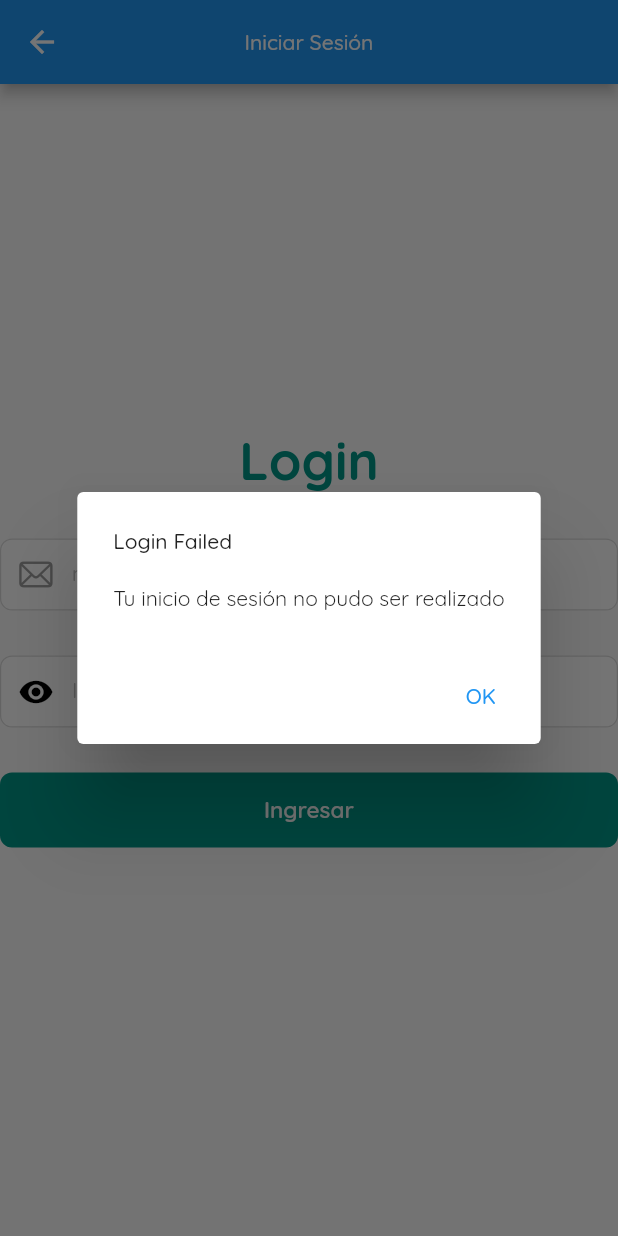
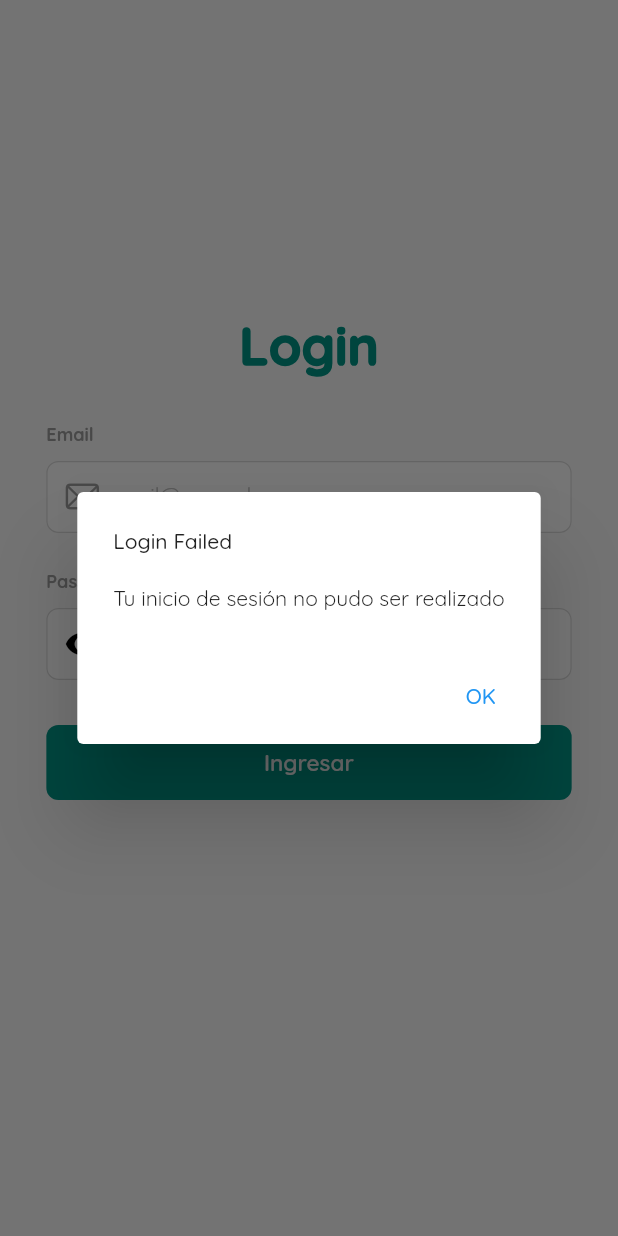
Before and after one commit to Christgrant98/ai-fish-aquarium, a Flutter app: the LoginPage screen opened by its route, after a tap on "Ingresar", on a phone screen of 412 x 824 dp. Run offline on Flutter 3.47's test engine with Material 2 defaults, Android fonts, the phone set to English and light mode, and no system bars; our stand-ins replace blurrycontainer, camera, carousel_slider, go_router, google_fonts, google_nav_bar and 3 more; missing offline and left inert: google_mlkit_image_labeling, langchain, langchain_openai; accounts and stored records are empty.

Commit message:
Login form created and class refacted

```diff
--- a/lib/src/pages/login_page.dart
+++ b/lib/src/pages/login_page.dart
@@ -1,106 +1,36 @@
 import 'package:flutter/material.dart';
-import 'package:go_router/go_router.dart';
-import 'package:login_flutter/src/database/database_helper.dart';
-import 'package:login_flutter/src/providers/user_provider.dart';
-import 'package:login_flutter/src/utils/verify_string.dart';
-import 'package:login_flutter/src/utils/widgets/custom_button.dart';
-import 'package:provider/provider.dart';
+import 'package:login_flutter/src/utils/forms/login_form.dart';
 
-import '../utils/widgets/email_form_field.dart';
-import '../utils/widgets/password_form_field.dart';
 import '../utils/widgets/text_view.dart';
 
 class LoginPage extends StatelessWidget {
-  final GlobalKey<FormState> _formKey = GlobalKey<FormState>();
-  final TextEditingController _emailController = TextEditingController();
-  final TextEditingController _passwordController = TextEditingController();
-  LoginPage({super.key});
+  const LoginPage({super.key});
 
   @override
   Widget build(BuildContext context) {
     return Scaffold(
-        appBar: AppBar(
-          title: const TextView(text: "Iniciar Sesión"),
-          centerTitle: true,
-        ),
-        body: Center(
-          child: SingleChildScrollView(
-            child: Column(
+        body: SafeArea(
+      child: SingleChildScrollView(
+        child: Center(
+          child: SizedBox(
+            height: MediaQuery.of(context).size.height * .9,
+            width: MediaQuery.of(context).size.width * .85,
+            child: const Column(
               mainAxisAlignment: MainAxisAlignment.center,
-              crossAxisAlignment: CrossAxisAlignment.center,
               children: [
-                const TextView(
+                TextView(
                   text: "Login",
                   fontSize: 35,
                   color: Colors.teal,
-                  fontWeight: FontWeight.bold,
+                  fontWeight: FontWeight.w900,
                 ),
-                Padding(
-                  padding: const EdgeInsets.symmetric(vertical: 30),
-                  child: Form(
-                    key: _formKey,
-                    child: Column(
-                      children: [
-                        EmailFormField(
-                          controller: _emailController,
-                        ),
-                        const SizedBox(height: 30.0),
-                        PasswordFormField(
-                          controller: _passwordController,
-                        ),
-                        const SizedBox(height: 30),
-                        CustomButton(
-                          onPressed: () {
-                            if (_formKey.currentState!.validate()) {
-                              UserRepository userRepository = UserRepository();
-                              userRepository
-                                  .selectUserFromCredentials(
-                                      mail: _emailController.text,
-                                      password: _passwordController.text)
-                                  .then((user) {
-                                if (user != null) {
-                                  final userProvider =
-                                      Provider.of<UserProvider>(context,
-                                          listen: false);
-                                  userProvider.setUser(user);
-                                  context.go("/home_view");
-                                } else {
-                                  _showFailureDialog(context);
-                                }
-                              });
-                            }
-                          },
-                          color: Colors.teal,
-                          text: "Ingresar",
-                        )
-                      ],
-                    ),
-                  ),
-                )
+                SizedBox(height: 30),
+                LoginForm()
               ],
             ),
           ),
-        ));
-  }
-
-  void _showFailureDialog(BuildContext context) {
-    showDialog(
-      context: context,
-      builder: (BuildContext context) {
-        return AlertDialog(
-          title: const TextView(text: "Login Failed"),
-          content:
-              const TextView(text: "Tu inicio de sesión no pudo ser realizado"),
-          actions: <Widget>[
-            TextButton(
-              child: const TextView(text: "OK"),
-              onPressed: () {
-                Navigator.of(context).pop(); // Close the dialog
-              },
-            ),
-          ],
-        );
-      },
-    );
+        ),
+      ),
+    ));
   }
 }
--- /dev/null
+++ b/lib/src/utils/forms/login_form.dart
@@ -0,0 +1,77 @@
+import 'package:flutter/material.dart';
+import 'package:go_router/go_router.dart';
+import 'package:login_flutter/src/database/database_helper.dart';
+import 'package:login_flutter/src/providers/user_provider.dart';
+import 'package:login_flutter/src/utils/widgets/custom_button.dart';
+import 'package:login_flutter/src/utils/widgets/email_form_field.dart';
+import 'package:login_flutter/src/utils/widgets/password_form_field.dart';
+import 'package:login_flutter/src/utils/widgets/text_view.dart';
+import 'package:provider/provider.dart';
+
+class LoginForm extends StatelessWidget {
+  const LoginForm({
+    super.key,
+  });
+
+  @override
+  Widget build(BuildContext context) {
+    final GlobalKey<FormState> formKey = GlobalKey<FormState>();
+    final TextEditingController emailController = TextEditingController();
+    final TextEditingController passwordController = TextEditingController();
+    return Form(
+      key: formKey,
+      child: Column(
+        children: [
+          EmailFormField(controller: emailController),
+          const SizedBox(height: 25),
+          PasswordFormField(controller: passwordController),
+          const SizedBox(height: 30),
+          CustomButton(
+            onPressed: () {
+              if (formKey.currentState!.validate()) {
+                UserRepository userRepository = UserRepository();
+                userRepository
+                    .selectUserFromCredentials(
+                        mail: emailController.text,
+                        password: passwordController.text)
+                    .then((user) {
+                  if (user != null) {
+                    final userProvider =
+                        Provider.of<UserProvider>(context, listen: false);
+                    userProvider.setUser(user);
+                    context.go("/home_view");
+                  } else {
+                    _showFailureDialog(context);
+                  }
+                });
+              }
+            },
+            color: Colors.teal,
+            text: "Ingresar",
+          )
+        ],
+      ),
+    );
+  }
+
+  void _showFailureDialog(BuildContext context) {
+    showDialog(
+      context: context,
+      builder: (BuildContext context) {
+        return AlertDialog(
+          title: const TextView(text: "Login Failed"),
+          content:
+              const TextView(text: "Tu inicio de sesión no pudo ser realizado"),
+          actions: <Widget>[
+            TextButton(
+              child: const TextView(text: "OK"),
+              onPressed: () {
+                Navigator.of(context).pop(); // Close the dialog
+              },
+            ),
+          ],
+        );
+      },
+    );
+  }
+}
--- a/lib/src/utils/widgets/email_form_field.dart
+++ b/lib/src/utils/widgets/email_form_field.dart
@@ -2,6 +2,8 @@ import 'package:flutter/cupertino.dart';
 import 'package:flutter/material.dart';
 import 'package:google_fonts/google_fonts.dart';
 import 'package:login_flutter/src/utils/widgets/base_text_form_field.dart';
+
+import 'text_view.dart';
 
 class EmailFormField extends StatelessWidget {
   final void Function(String?, bool)? onChange;
@@ -22,7 +24,18 @@ class EmailFormField extends StatelessWidget {
 
   @override
   Widget build(BuildContext context) {
-    return BaseTextFormField(
+    return Column(
+      mainAxisSize: MainAxisSize.min,
+      crossAxisAlignment: CrossAxisAlignment.start,
+      children: [
+        const TextView(
+          text: 'Email',
+          color: Colors.grey,
+          fontSize: 12,
+          fontWeight: FontWeight.bold,
+        ),
+        const SizedBox(height: 10),
+        BaseTextFormField(
           controller: controller,
           enabled: enabled,
           fieldValue: initialValue,
@@ -58,6 +71,8 @@ class EmailFormField extends StatelessWidget {
             onChange!(value?.toLowerCase(), isValid);
           },
           onFieldSubmitted: onFieldSubmitted,
+        ),
+      ],
     );
   }
 }
--- a/lib/src/utils/widgets/password_form_field.dart
+++ b/lib/src/utils/widgets/password_form_field.dart
@@ -1,5 +1,6 @@
 import 'package:flutter/material.dart';
 import 'package:google_fonts/google_fonts.dart';
+import 'package:login_flutter/src/utils/widgets/text_view.dart';
 
 import 'base_text_form_field.dart';
 
@@ -30,7 +31,18 @@ class PasswordFormFieldState extends State<PasswordFormField> {
 
   @override
   Widget build(BuildContext context) {
-    return BaseTextFormField(
+    return Column(
+      mainAxisSize: MainAxisSize.min,
+      crossAxisAlignment: CrossAxisAlignment.start,
+      children: [
+        const TextView(
+          text: 'Password',
+          color: Colors.grey,
+          fontSize: 12,
+          fontWeight: FontWeight.bold,
+        ),
+        const SizedBox(height: 10),
+        BaseTextFormField(
           controller: widget.controller,
           decoration: InputDecoration(
             prefixIcon: InkWell(
@@ -67,6 +79,8 @@ class PasswordFormFieldState extends State<PasswordFormField> {
             widget.onChange!(value, valid);
           },
           onFieldSubmitted: widget.onFieldSubmitted,
+        ),
+      ],
     );
   }
 }
```
Lines whose indentation alone changed are shown as unchanged.
